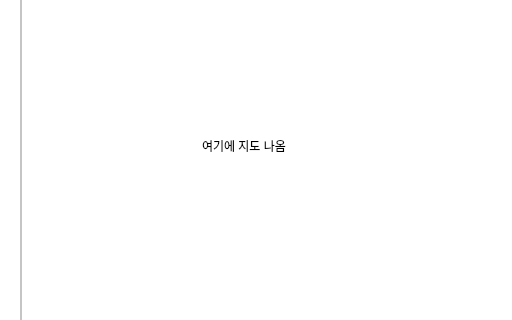
Before: the Qt Designer form seoul_main_page.ui in yunjae6875/seoul_trip_program, drawn with Qt 5; both pictures show x 0 to 512 and y 242 to 562 of the 600 by 850 pixel window.
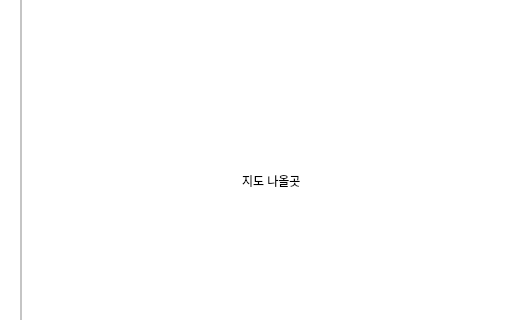
After: the same form once the commit is applied. The open tabs and pages were chosen to show the change. Icons and pictures are not drawn.

Commit message: 0705 최종push

What changed in the file:
```diff
--- a/seoul_main_page.ui
+++ b/seoul_main_page.ui
@@ -1659,14 +1659,14 @@
                   <widget class="QLabel" name="label_8">
                    <property name="geometry">
                     <rect>
-                     <x>180</x>
-                     <y>190</y>
-                     <width>141</width>
-                     <height>31</height>
+                     <x>220</x>
+                     <y>230</y>
+                     <width>71</width>
+                     <height>21</height>
                     </rect>
                    </property>
                    <property name="text">
-                    <string>여기에 지도 나옴</string>
+                    <string>지도 나올곳</string>
                    </property>
                   </widget>
                  </widget>
```
Left out of the diff: 4 changed lines with no effect on the pictures. The commit also changes 2 other files.
